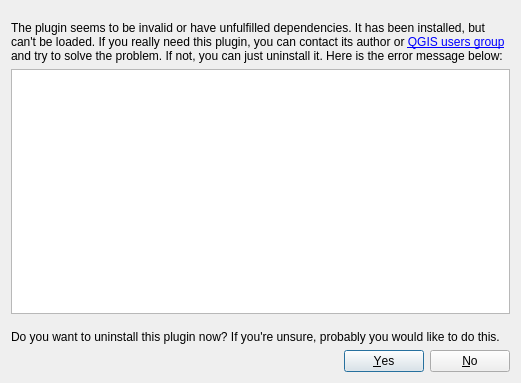
This is python/pyplugin_installer/qgsplugininstallerpluginerrorbase.ui in Subhankar-hub/hake-gis as Qt 5 draws it before an edit. The edited form follows.
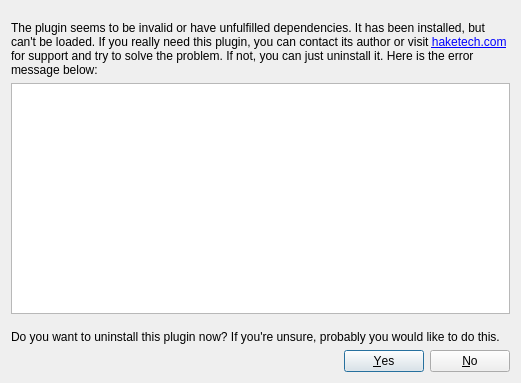
This is the edited form.

The edit to the form file:
```diff
--- a/python/pyplugin_installer/qgsplugininstallerpluginerrorbase.ui
+++ b/python/pyplugin_installer/qgsplugininstallerpluginerrorbase.ui
@@ -29,7 +29,7 @@
       </sizepolicy>
      </property>
      <property name="text" >
-      <string>The plugin seems to be invalid or have unfulfilled dependencies. It has been installed, but can't be loaded. If you really need this plugin, you can contact its author or &lt;a href="http://lists.osgeo.org/mailman/listinfo/qgis-user">QGIS users group&lt;/a> and try to solve the problem. If not, you can just uninstall it. Here is the error message below:</string>
+      <string>The plugin seems to be invalid or have unfulfilled dependencies. It has been installed, but can't be loaded. If you really need this plugin, you can contact its author or visit &lt;a href="https://haketech.com/">haketech.com&lt;/a> for support and try to solve the problem. If not, you can just uninstall it. Here is the error message below:</string>
      </property>
      <property name="wordWrap" >
       <bool>true</bool>
```
